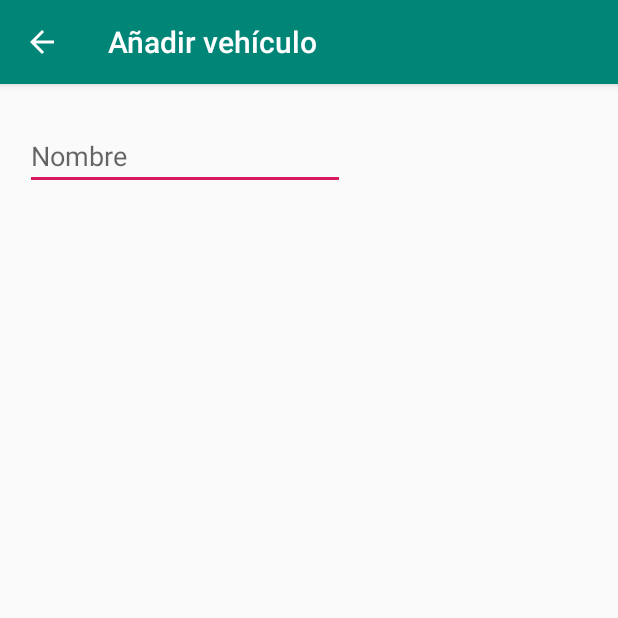
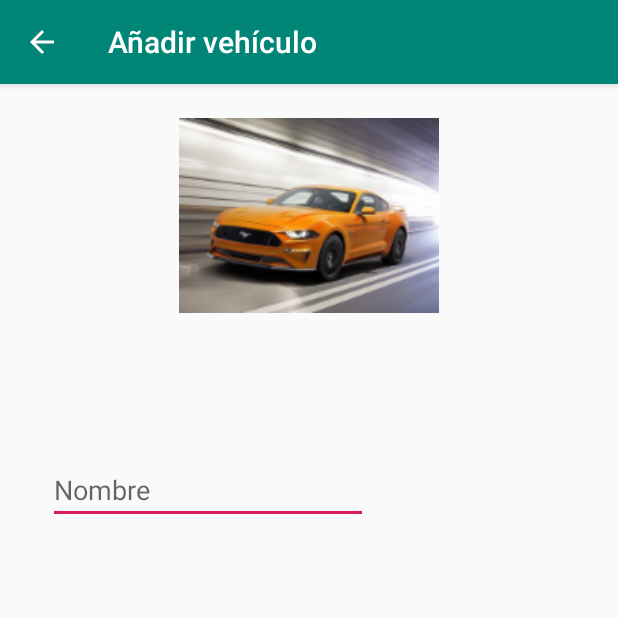
Before and after one commit to davidruiz120/garageapp, an Android app: the FormularioActivity screen opened directly, with no data from a screen before it, on a phone screen of 412 x 824 dp, the top half of it. Run offline under Robolectric (Android 15) with nearby library versions, the phone set to English and light mode, and no system bars.

Commit message:
Añadido imagen de ejemplo en Formulario y algunas modificaciones mas

```diff
--- a/app/src/main/res/layout/content_formulario.xml
+++ b/app/src/main/res/layout/content_formulario.xml
@@ -8,17 +8,30 @@
     tools:context=".views.FormularioActivity"
     tools:showIn="@layout/activity_formulario">
 
+    <ImageView
+        android:id="@+id/imputAddImagen"
+        android:layout_width="173dp"
+        android:layout_height="143dp"
+        android:layout_marginStart="119dp"
+        android:layout_marginTop="16dp"
+        android:layout_marginEnd="119dp"
+        app:layout_constraintEnd_toEndOf="parent"
+        app:layout_constraintStart_toStartOf="parent"
+        app:layout_constraintTop_toTopOf="parent"
+        app:srcCompat="@drawable/imgexample01" />
+
     <EditText
         android:id="@+id/nombreEditText"
         android:layout_width="wrap_content"
         android:layout_height="wrap_content"
-        android:layout_marginStart="16dp"
-        android:layout_marginTop="25dp"
+        android:layout_marginStart="32dp"
+        android:layout_marginTop="248dp"
         android:layout_marginEnd="182dp"
         android:ems="10"
         android:hint="Nombre"
         android:inputType="textPersonName"
         app:layout_constraintEnd_toEndOf="parent"
+        app:layout_constraintHorizontal_bias="0.0"
         app:layout_constraintStart_toStartOf="parent"
         app:layout_constraintTop_toTopOf="parent" />
 </androidx.constraintlayout.widget.ConstraintLayout>
```
Also changed, not shown: app/src/main/res/drawable-anydpi/ic_photo.xml (added, +9 -0 lines), app/src/main/res/drawable-hdpi/imgexample01.png (added), app/src/main/res/drawable-mdpi/imgexample01.png (added), app/src/main/res/drawable-xhdpi/imgexample01.png (added), app/src/main/res/drawable-xxhdpi/imgexample01.png (added), app/src/main/res/drawable-xxxhdpi/imgexample01.png (added).
